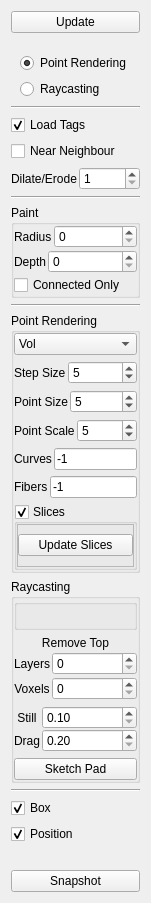
nci/drishti, file tools/paint/viewermenu.ui: the form before one commit.
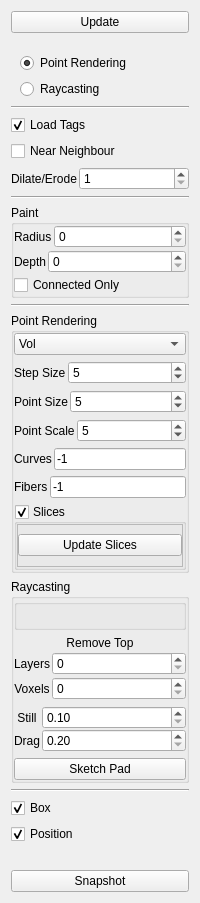
The form after the commit.

```diff
--- a/tools/paint/viewermenu.ui
+++ b/tools/paint/viewermenu.ui
@@ -6,12 +6,12 @@
    <rect>
     <x>0</x>
     <y>0</y>
-    <width>118</width>
+    <width>200</width>
     <height>831</height>
    </rect>
   </property>
   <property name="sizePolicy">
-   <sizepolicy hsizetype="Minimum" vsizetype="Preferred">
+   <sizepolicy hsizetype="Preferred" vsizetype="Preferred">
     <horstretch>0</horstretch>
     <verstretch>0</verstretch>
    </sizepolicy>
```
